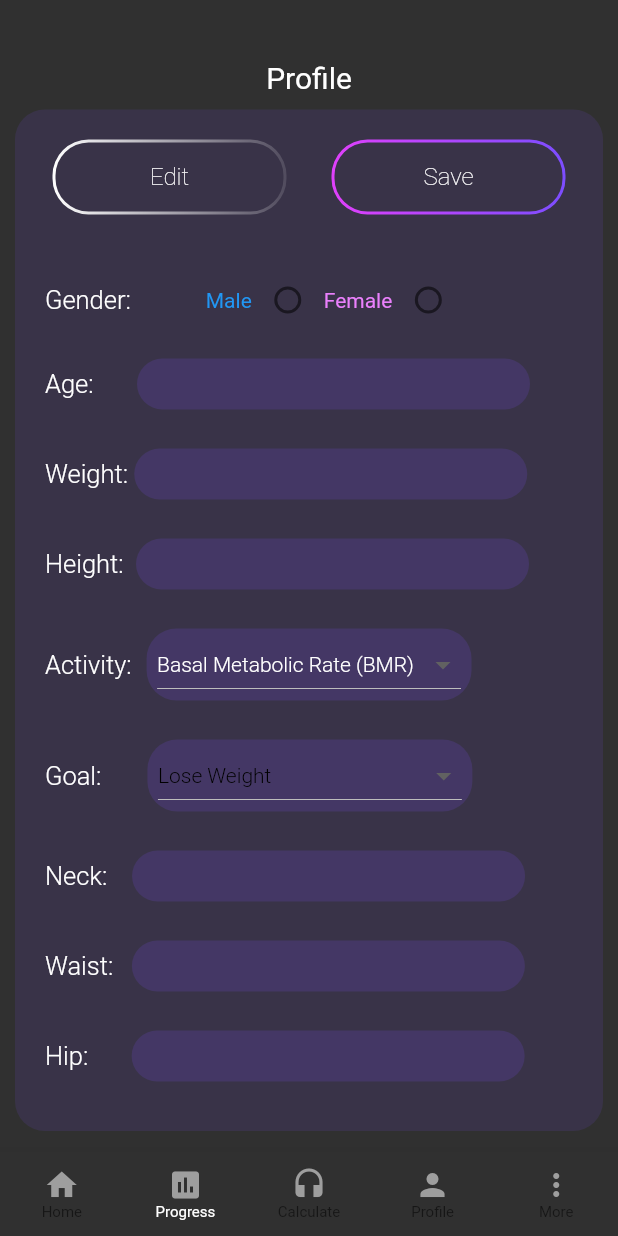
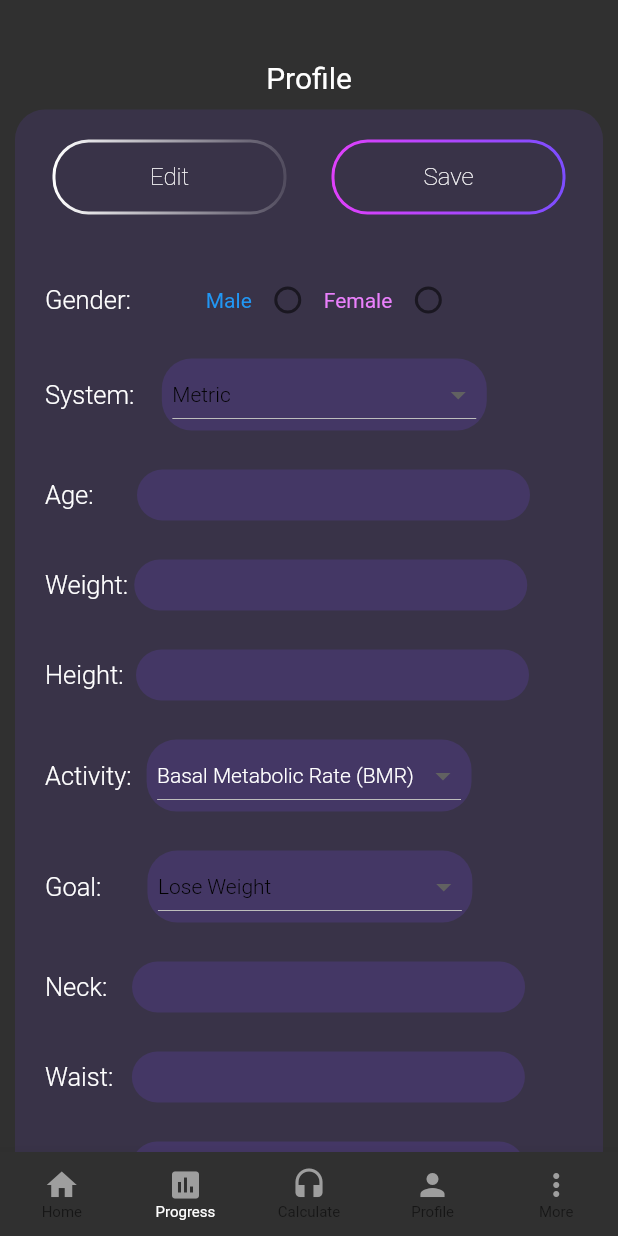
Before and after one commit to Xenoscholar/FitShell, a Flutter app: the screen it shows after launch, item 2 of the bottom bar chosen, on a phone screen of 412 x 824 dp. Run offline on Flutter 3.47's test engine with Material 2 defaults, Android fonts, the phone set to English and light mode, and no system bars; our stand-ins replace bloc, equatable, flutter_bloc, moor, moor_flutter, rxdart and 1 more; generated files the repository leaves out were written again; project files that could hold a hidden picture were left out.

Commit message:
added unit drop down menu to profile page

```diff
--- a/lib/profile.dart
+++ b/lib/profile.dart
@@ -549,6 +549,20 @@ class Goal {
   }
 }
 
+class Measurement {
+  int id;
+  String unit;
+
+  Measurement(this.id, this.unit);
+
+  static List<Measurement> getMeasurements() {
+    return <Measurement>[
+      Measurement(1, 'Metric'),
+      Measurement(2, 'Imperial'),
+    ];
+  }
+}
+
 
 
 class _ProfileState extends State<ProfilePage> {
@@ -565,6 +579,12 @@ class _ProfileState extends State<ProfilePage> {
     });
   }
 
+  onChangeDropdownItem3(Measurement selectedMeasurement) {
+    setState(() {
+      _selectedMeasurement = selectedMeasurement;
+    });
+  }
+
   List<Activity> _companies = Activity.getCompanies();
   List<DropdownMenuItem<Activity>> _dropdownMenuItemsActivities;
   Activity _selectedCompany;
@@ -573,6 +593,10 @@ class _ProfileState extends State<ProfilePage> {
   List<DropdownMenuItem<Goal>> _dropdownMenuItemsGoals;
   Goal _selectedGoal;
 
+  List<Measurement> _measurements = Measurement.getMeasurements();
+  List<DropdownMenuItem<Measurement>> _dropdownMenuItemsMeasurements;
+  Measurement _selectedMeasurement;
+
   @override
   void initState() {
     _dropdownMenuItemsActivities= buildDropdownMenuItems(_companies);
@@ -580,6 +604,9 @@ class _ProfileState extends State<ProfilePage> {
 
     _dropdownMenuItemsGoals= buildDropdownMenuItems2(_goals);
     _selectedGoal = _dropdownMenuItemsGoals[0].value;
+
+    _dropdownMenuItemsMeasurements= buildDropdownMenuItems3(_measurements);
+    _selectedMeasurement = _dropdownMenuItemsMeasurements[0].value;
     super.initState();
   }
 
@@ -614,6 +641,19 @@ class _ProfileState extends State<ProfilePage> {
     return items;
   }
 
+  List<DropdownMenuItem<Measurement>> buildDropdownMenuItems3(List measurements) {
+    List<DropdownMenuItem<Measurement>> items = List();
+    for (Measurement measurement in measurements) {
+      items.add(
+        DropdownMenuItem(
+          value: measurement,
+          child: Text(measurement.unit),
+        ),
+      );
+    }
+    return items;
+  }
+
 
   bool groupValue;
 
@@ -625,6 +665,11 @@ class _ProfileState extends State<ProfilePage> {
     final myController1 = TextEditingController();
     final myController2 = TextEditingController();
     final myController3 = TextEditingController();
+
+    final myController4 = TextEditingController();
+    final myController5 = TextEditingController();
+    final myController6 = TextEditingController();
+
 
 
 
@@ -796,6 +841,30 @@ class _ProfileState extends State<ProfilePage> {
 
 
                             ],),
+                          ),
+                          Padding(
+                            padding: const EdgeInsets.only(top: 13,bottom: 13),
+                            child: Row(mainAxisAlignment: MainAxisAlignment.start,children: <Widget>[Text('System:  ',style: TextStyle(color: Colors.white,fontSize: 17,fontWeight: FontWeight.w300)),
+                              Container(
+                                  padding: EdgeInsets.only(left: 7,right: 7),
+                                  margin: EdgeInsets.only(left: 10,right: 0),
+                                  width: (width * .55) - 10,
+                                  decoration: BoxDecoration(
+                                    color: Colors.deepPurpleAccent.withAlpha(40),
+                                    borderRadius: BorderRadius.circular(20),
+                                  ),
+                                  child: DropdownButton(
+                                    value: _selectedMeasurement,
+                                    items: _dropdownMenuItemsMeasurements,
+                                    onChanged: onChangeDropdownItem3,
+                                    isExpanded: true,
+                                    style: TextStyle(
+                                      color: Colors.black,
+                                      fontWeight: FontWeight.w300,
+                                    ),
+                                    focusColor: Colors.grey.withOpacity(.5),
+                                  )
+                              ), ],),
                           ),
                           Padding(
                             padding: const EdgeInsets.only(top: 13,bottom: 13),
```
Also changed, not shown: lib/ui/CalculationPages/keepsafe.dart (+71 -70 lines).
